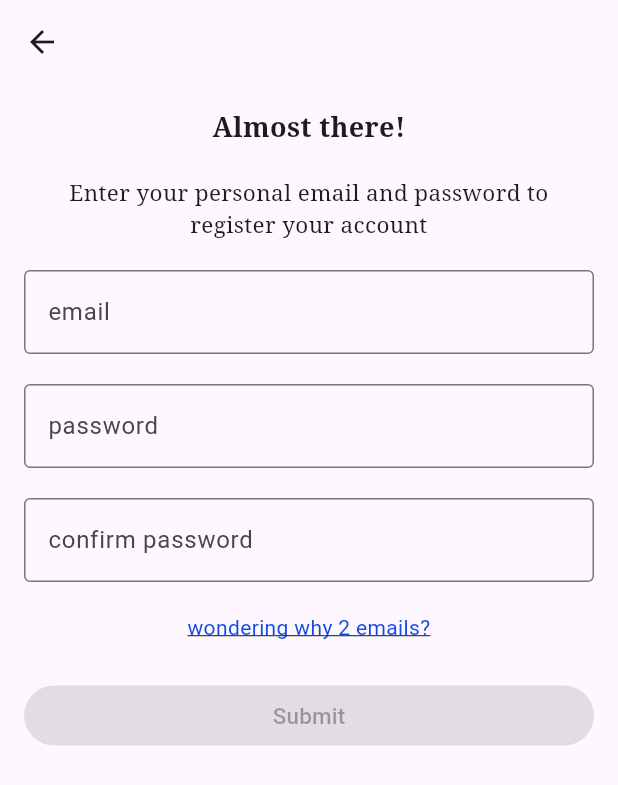
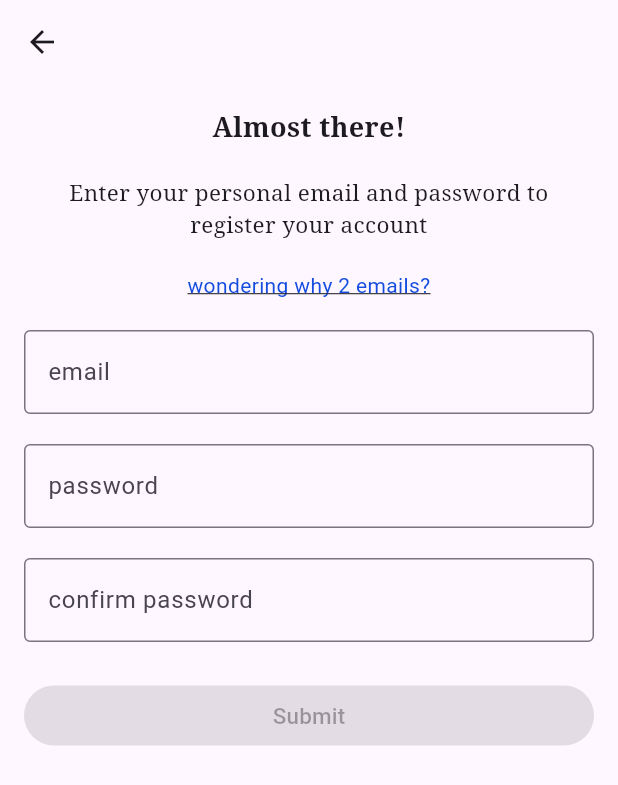
Before and after one commit to Safo-Samson/UniConnect, a Flutter app: the SignUp screen opened by its route, on a phone screen of 412 x 824 dp. Shown: the top 785 px of the screen. Run offline on Flutter 3.47's test engine with Material 3 defaults, Android fonts, the phone set to English and light mode, and no system bars; our stand-ins replace cloud_firestore, firebase_auth, firebase_core; accounts and stored records are empty.

```diff
--- a/lib/views/sign_up.dart
+++ b/lib/views/sign_up.dart
@@ -97,6 +97,21 @@ class _SignUpState extends State<SignUp> {
                 ),
               ),
               verticalSpace(20.0),
+
+              InkWell(
+                onTap: () {
+                  Navigator.pushNamed(context, why2EmailsRoute);
+                },
+                child: Text(
+                  'wondering why 2 emails?',
+                  textAlign: TextAlign.center,
+                  style: TextStyle(
+                    color: BrandColor.infoLinks,
+                    decoration: TextDecoration.underline,
+                  ),
+                ),
+              ),
+              verticalSpace(20.0),
               TextField(
                 controller: _emailController,
                 keyboardType: TextInputType.emailAddress, // Show email keyboard
@@ -140,20 +155,7 @@ class _SignUpState extends State<SignUp> {
                     style: TextStyle(color: BrandColor.error),
                   ),
                 ),
-              verticalSpace(20.0),
-              InkWell(
-                onTap: () {
-                  Navigator.pushNamed(context, why2EmailsRoute);
-                },
-                child: Text(
-                  'wondering why 2 emails?',
-                  textAlign: TextAlign.center,
-                  style: TextStyle(
-                    color: BrandColor.infoLinks,
-                    decoration: TextDecoration.underline,
-                  ),
-                ),
-              ),
+
               verticalSpace(25.0),
               ElevatedButton(
                 onPressed: _isEmailValid && _passwordsMatch
```
Also changed, not shown: lib/services/firestore_functions/add_user_to_collection.dart (+7 -6 lines), lib/views/more_sign_up_info.dart (+10 -4 lines).
